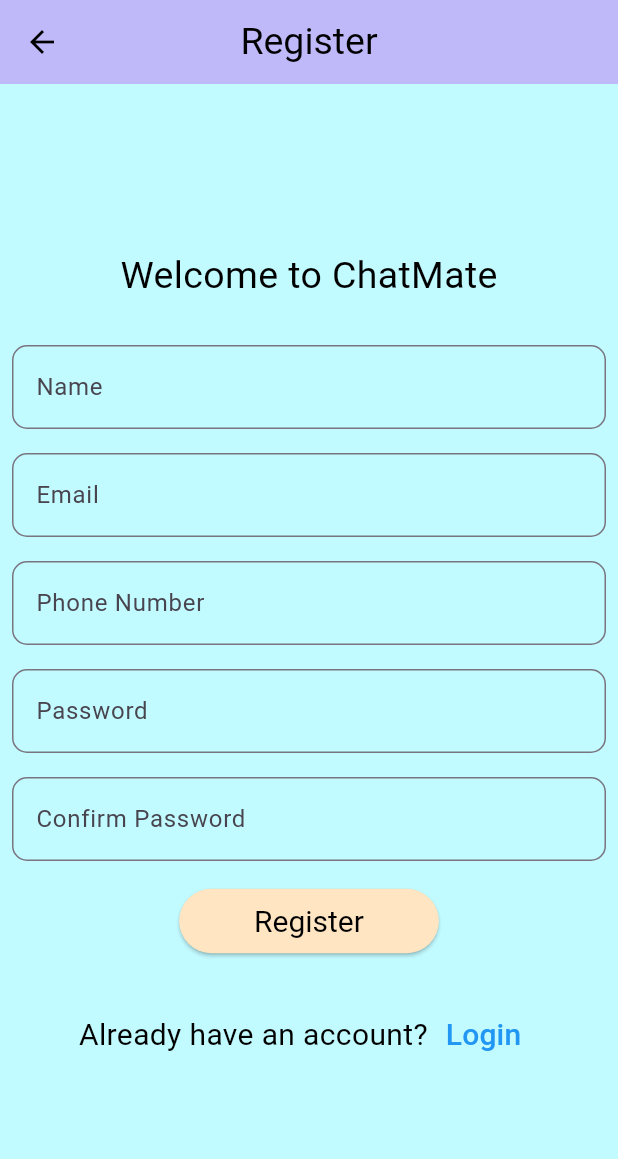
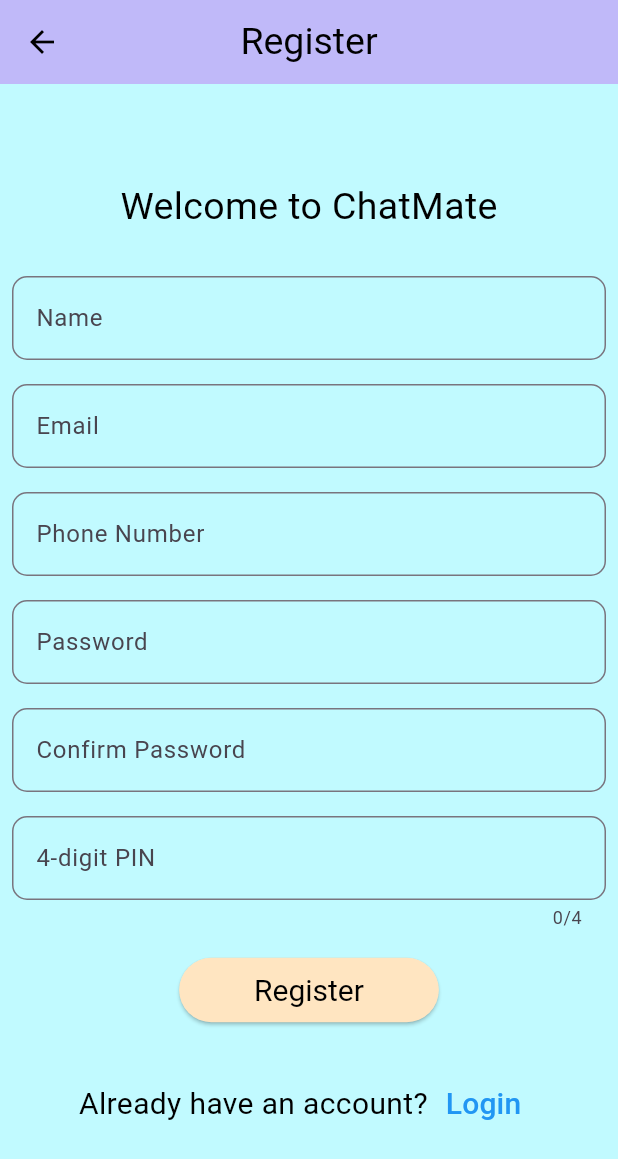
Before and after one commit to Raghav-Mundhara/ChatMate, a Flutter app: the Register screen opened directly, on a phone screen of 412 x 824 dp. Shown: the top 1159 px of the screen. Run offline on Flutter 3.47's test engine with Material 3 defaults, Android fonts, the phone set to English and light mode, and no system bars; our stand-ins replace cloud_firestore, firebase_auth, firebase_core; accounts and stored records are empty.

Commit message:
Added Obsecure Text Feature

```diff
--- a/chatmate/lib/Screens/register.dart
+++ b/chatmate/lib/Screens/register.dart
@@ -21,6 +21,7 @@ class _RegisterState extends State<Register> {
   final TextEditingController confirmPasswordController =TextEditingController();
   final TextEditingController phoneController = TextEditingController();
   final TextEditingController nameController = TextEditingController();
+  final TextEditingController pinController = TextEditingController();
   final FirebaseAuth _auth = FirebaseAuth.instance;
   final FirebaseFirestore _firestore = FirebaseFirestore.instance;
   @override
@@ -46,6 +47,7 @@ class _RegisterState extends State<Register> {
           'profilePic': '',
           'friends': [],
           'friendRequests': [],
+          'pin': pinController.text,
         });
         _auth.currentUser!.updateDisplayName(nameController.text);
         debugPrint('User added to firestore');
@@ -161,6 +163,21 @@ class _RegisterState extends State<Register> {
           ),
           Padding(
             padding: const EdgeInsets.all(8.0),
+            child: TextField(
+              obscureText: true,
+              maxLength: 4,
+              keyboardType: TextInputType.number,
+              controller: pinController,
+              decoration: InputDecoration(
+                border: OutlineInputBorder(
+                  borderRadius: BorderRadius.circular(10),
+                ),
+                labelText: '4-digit PIN',
+              ),
+            ),
+          ),
+          Padding(
+            padding: const EdgeInsets.all(8.0),
             child: ElevatedButton(
               onPressed: () {
                 signUp();
```
Also changed, not shown: chatmate/lib/Screens/chatroom.dart (+107 -24 lines).
